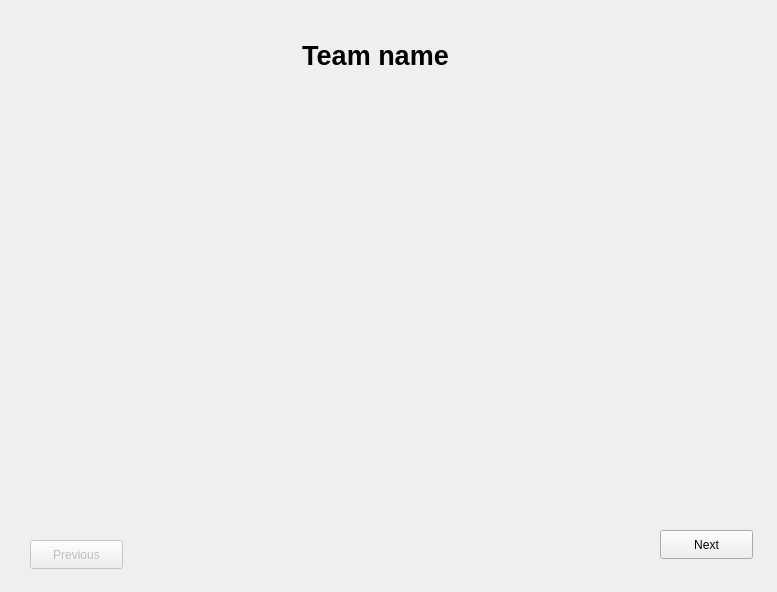
First picture: the form in tripdialog.ui, repository DonovanFoley/CS1DProject2, before the edit.
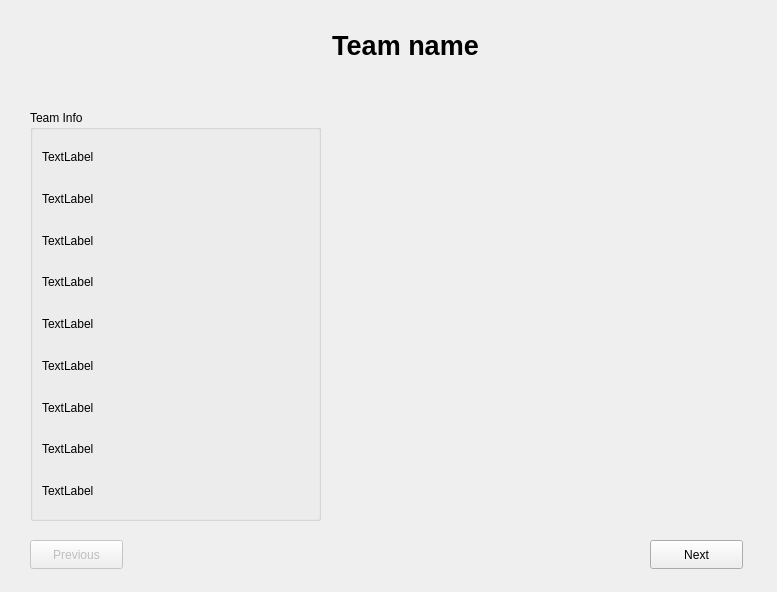
Second picture: the form after the edit.

Commit message: Fixing bug with editing teams

```diff
--- a/tripdialog.ui
+++ b/tripdialog.ui
@@ -16,8 +16,8 @@
   <widget class="QLabel" name="label_teamName">
    <property name="geometry">
     <rect>
-     <x>160</x>
-     <y>20</y>
+     <x>190</x>
+     <y>10</y>
      <width>431</width>
      <height>71</height>
     </rect>
@@ -54,8 +54,8 @@
   <widget class="QPushButton" name="pushButton_next">
    <property name="geometry">
     <rect>
-     <x>660</x>
-     <y>530</y>
+     <x>650</x>
+     <y>540</y>
      <width>93</width>
      <height>29</height>
     </rect>
@@ -64,6 +64,84 @@
     <string>Next</string>
    </property>
   </widget>
+  <widget class="QGroupBox" name="groupBox_teamInfo">
+   <property name="geometry">
+    <rect>
+     <x>30</x>
+     <y>110</y>
+     <width>291</width>
+     <height>411</height>
+    </rect>
+   </property>
+   <property name="title">
+    <string>Team Info</string>
+   </property>
+   <layout class="QVBoxLayout" name="verticalLayout">
+    <item>
+     <widget class="QLabel" name="label_stadiumName">
+      <property name="text">
+       <string>TextLabel</string>
+      </property>
+     </widget>
+    </item>
+    <item>
+     <widget class="QLabel" name="label_seatingCapacity">
+      <property name="text">
+       <string>TextLabel</string>
+      </property>
+     </widget>
+    </item>
+    <item>
+     <widget class="QLabel" name="label_location">
+      <property name="text">
+       <string>TextLabel</string>
+      </property>
+     </widget>
+    </item>
+    <item>
+     <widget class="QLabel" name="label_playingSurface">
+      <property name="text">
+       <string>TextLabel</string>
+      </property>
+     </widget>
+    </item>
+    <item>
+     <widget class="QLabel" name="label_league">
+      <property name="text">
+       <string>TextLabel</string>
+      </property>
+     </widget>
+    </item>
+    <item>
+     <widget class="QLabel" name="label_dateOpened">
+      <property name="text">
+       <string>TextLabel</string>
+      </property>
+     </widget>
+    </item>
+    <item>
+     <widget class="QLabel" name="label_distanceToField">
+      <property name="text">
+       <string>TextLabel</string>
+      </property>
+     </widget>
+    </item>
+    <item>
+     <widget class="QLabel" name="label_typology">
+      <property name="text">
+       <string>TextLabel</string>
+      </property>
+     </widget>
+    </item>
+    <item>
+     <widget class="QLabel" name="label_rooftype">
+      <property name="text">
+       <string>TextLabel</string>
+      </property>
+     </widget>
+    </item>
+   </layout>
+  </widget>
  </widget>
  <resources/>
  <connections/>
```
The commit also changes 5 other files.
